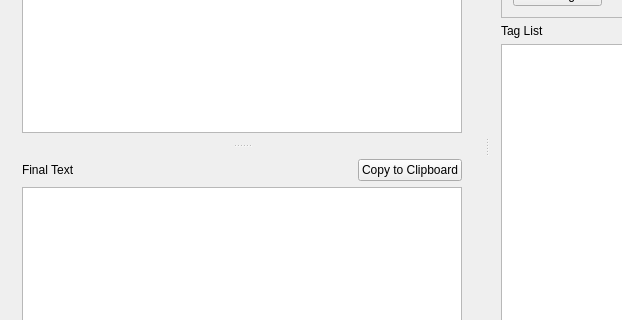
The window that qt5/Replacer/mainwindow.ui (Ernesuma/replacer) describes before a commit, drawn with Qt 5; both pictures show x 0 to 622 and y 173 to 493 of the 768 by 640 pixel window.
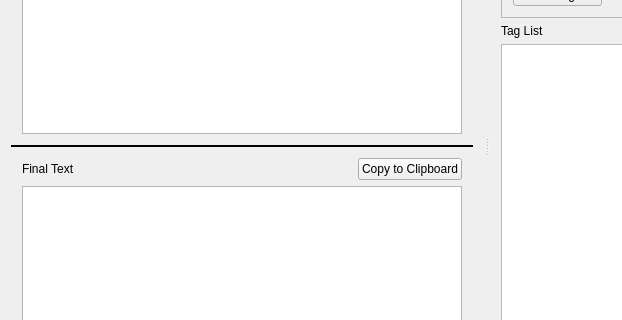
The same window after the commit.

Commit message: made QSplitter handle visible as black line

The edit to the form file:
```diff
--- a/qt5/Replacer/mainwindow.ui
+++ b/qt5/Replacer/mainwindow.ui
@@ -20,9 +20,15 @@
    <layout class="QVBoxLayout" name="verticalLayout">
     <item>
      <widget class="QSplitter" name="splitter">
+      <property name="styleSheet">
+       <string notr="true">QSplitter::handle{background-color: black}</string>
+      </property>
       <property name="orientation">
        <enum>Qt::Vertical</enum>
       </property>
+      <property name="handleWidth">
+       <number>2</number>
+      </property>
       <widget class="QWidget" name="widget" native="true">
        <layout class="QVBoxLayout" name="verticalLayout_4">
         <item>
```
